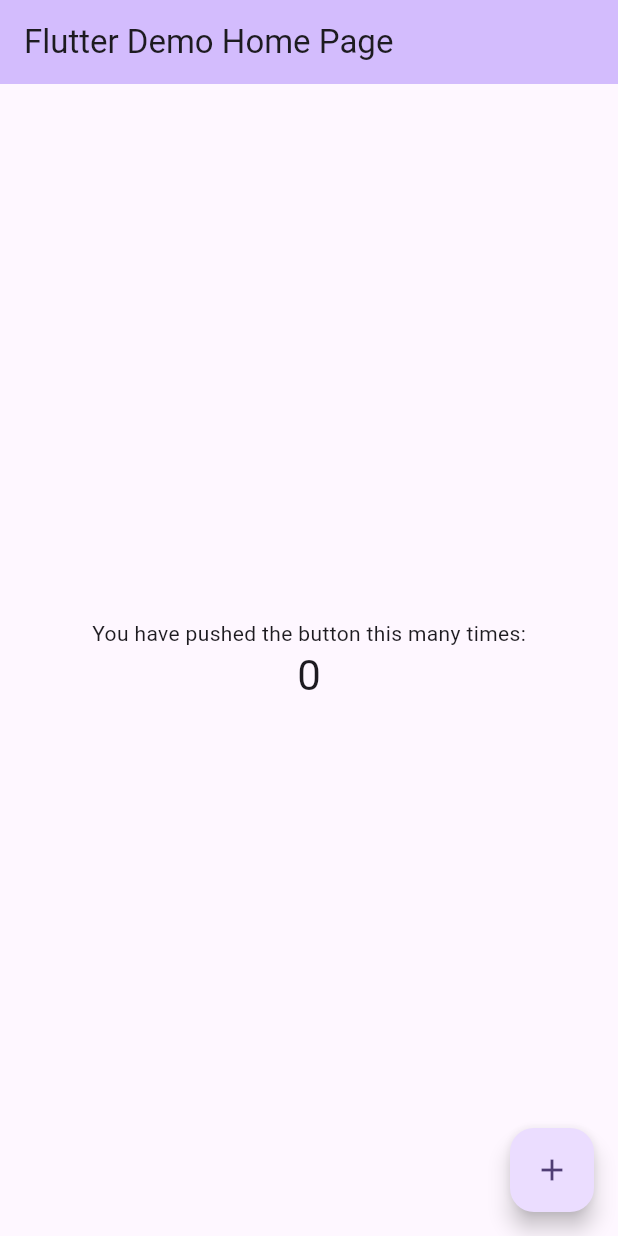
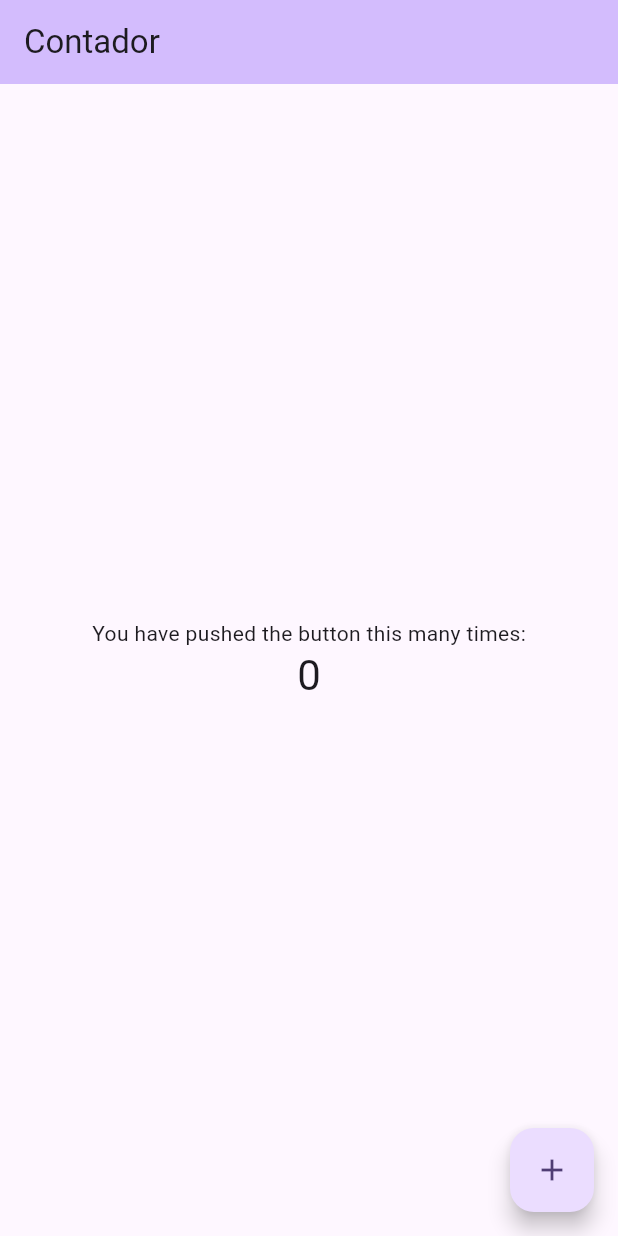
Before and after one commit to laesant/pomodoro, a Flutter app: the screen it shows after launch, on a phone screen of 412 x 824 dp. Run offline on Flutter 3.47's test engine with Material 3 defaults, Android fonts, the phone set to English and light mode, and no system bars; our stand-ins replace flutter_mobx, mobx; generated files the repository leaves out were written again.

Commit message:
MobX na Prática
Exemplo de como utilizar o mobx.

```diff
--- a/lib/main.dart
+++ b/lib/main.dart
@@ -1,122 +1,60 @@
 import 'package:flutter/material.dart';
+import 'package:flutter_mobx/flutter_mobx.dart';
+import 'package:mobx/mobx.dart';
+import 'package:pomodoro/store/contador.store.dart';
 
 void main() {
+  print("Olá mundo!");
   runApp(const MyApp());
 }
 
 class MyApp extends StatelessWidget {
   const MyApp({super.key});
 
-  // This widget is the root of your application.
   @override
   Widget build(BuildContext context) {
     return MaterialApp(
       title: 'Flutter Demo',
+      debugShowCheckedModeBanner: false,
       theme: ThemeData(
-        // This is the theme of your application.
-        //
-        // TRY THIS: Try running your application with "flutter run". You'll see
-        // the application has a purple toolbar. Then, without quitting the app,
-        // try changing the seedColor in the colorScheme below to Colors.green
-        // and then invoke "hot reload" (save your changes or press the "hot
-        // reload" button in a Flutter-supported IDE, or press "r" if you used
-        // the command line to start the app).
-        //
-        // Notice that the counter didn't reset back to zero; the application
-        // state is not lost during the reload. To reset the state, use hot
-        // restart instead.
-        //
-        // This works for code too, not just values: Most code changes can be
-        // tested with just a hot reload.
         colorScheme: ColorScheme.fromSeed(seedColor: Colors.deepPurple),
         useMaterial3: true,
       ),
-      home: const MyHomePage(title: 'Flutter Demo Home Page'),
+      home: const HomePage(),
     );
   }
 }
 
-class MyHomePage extends StatefulWidget {
-  const MyHomePage({super.key, required this.title});
+final store = ContadorStore();
 
-  // This widget is the home page of your application. It is stateful, meaning
-  // that it has a State object (defined below) that contains fields that affect
-  // how it looks.
-
-  // This class is the configuration for the state. It holds the values (in this
-  // case the title) provided by the parent (in this case the App widget) and
-  // used by the build method of the State. Fields in a Widget subclass are
-  // always marked "final".
-
-  final String title;
-
-  @override
-  State<MyHomePage> createState() => _MyHomePageState();
-}
-
-class _MyHomePageState extends State<MyHomePage> {
-  int _counter = 0;
-
-  void _incrementCounter() {
-    setState(() {
-      // This call to setState tells the Flutter framework that something has
-      // changed in this State, which causes it to rerun the build method below
-      // so that the display can reflect the updated values. If we changed
-      // _counter without calling setState(), then the build method would not be
-      // called again, and so nothing would appear to happen.
-      _counter++;
-    });
-  }
+class HomePage extends StatelessWidget {
+  const HomePage({super.key});
 
   @override
   Widget build(BuildContext context) {
-    // This method is rerun every time setState is called, for instance as done
-    // by the _incrementCounter method above.
-    //
-    // The Flutter framework has been optimized to make rerunning build methods
-    // fast, so that you can just rebuild anything that needs updating rather
-    // than having to individually change instances of widgets.
     return Scaffold(
       appBar: AppBar(
-        // TRY THIS: Try changing the color here to a specific color (to
-        // Colors.amber, perhaps?) and trigger a hot reload to see the AppBar
-        // change color while the other colors stay the same.
         backgroundColor: Theme.of(context).colorScheme.inversePrimary,
-        // Here we take the value from the MyHomePage object that was created by
-        // the App.build method, and use it to set our appbar title.
-        title: Text(widget.title),
+        title: const Text('Contador'),
       ),
       body: Center(
-        // Center is a layout widget. It takes a single child and positions it
-        // in the middle of the parent.
         child: Column(
-          // Column is also a layout widget. It takes a list of children and
-          // arranges them vertically. By default, it sizes itself to fit its
-          // children horizontally, and tries to be as tall as its parent.
-          //
-          // Column has various properties to control how it sizes itself and
-          // how it positions its children. Here we use mainAxisAlignment to
-          // center the children vertically; the main axis here is the vertical
-          // axis because Columns are vertical (the cross axis would be
-          // horizontal).
-          //
-          // TRY THIS: Invoke "debug painting" (choose the "Toggle Debug Paint"
-          // action in the IDE, or press "p" in the console), to see the
-          // wireframe for each widget.
           mainAxisAlignment: MainAxisAlignment.center,
           children: <Widget>[
             const Text(
               'You have pushed the button this many times:',
             ),
-            Text(
-              '$_counter',
-              style: Theme.of(context).textTheme.headlineMedium,
-            ),
+            Observer(builder: (context) {
+              return Text(
+                '${store.contador}',
+                style: Theme.of(context).textTheme.headlineMedium,
+              );
+            }),
           ],
         ),
       ),
       floatingActionButton: FloatingActionButton(
-        onPressed: _incrementCounter,
+        onPressed: store.incrementar,
         tooltip: 'Increment',
         child: const Icon(Icons.add),
       ), // This trailing comma makes auto-formatting nicer for build methods.
--- /dev/null
+++ b/lib/store/contador.store.dart
@@ -0,0 +1,14 @@
+import 'package:mobx/mobx.dart';
+part 'contador.store.g.dart';
+
+class ContadorStore = _ContadorStore with _$ContadorStore;
+
+abstract class _ContadorStore with Store {
+  @observable
+  int contador = 0;
+
+  @action
+  void incrementar() {
+    contador++;
+  }
+}
```
Also changed, not shown: lib/store/contador.store.g.dart (added).
